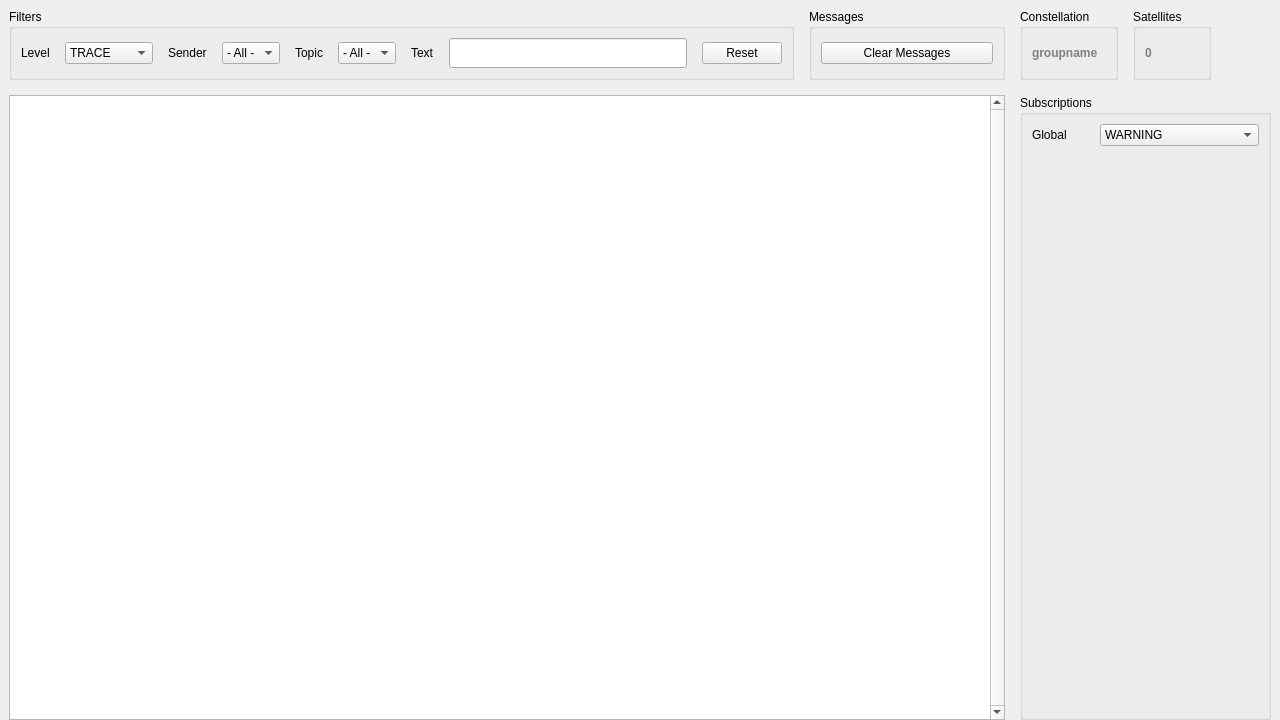
The window that cxx/listeners/Observatory/Observatory.ui (constellation-daq/Constellation) describes before a commit, drawn with Qt 5.
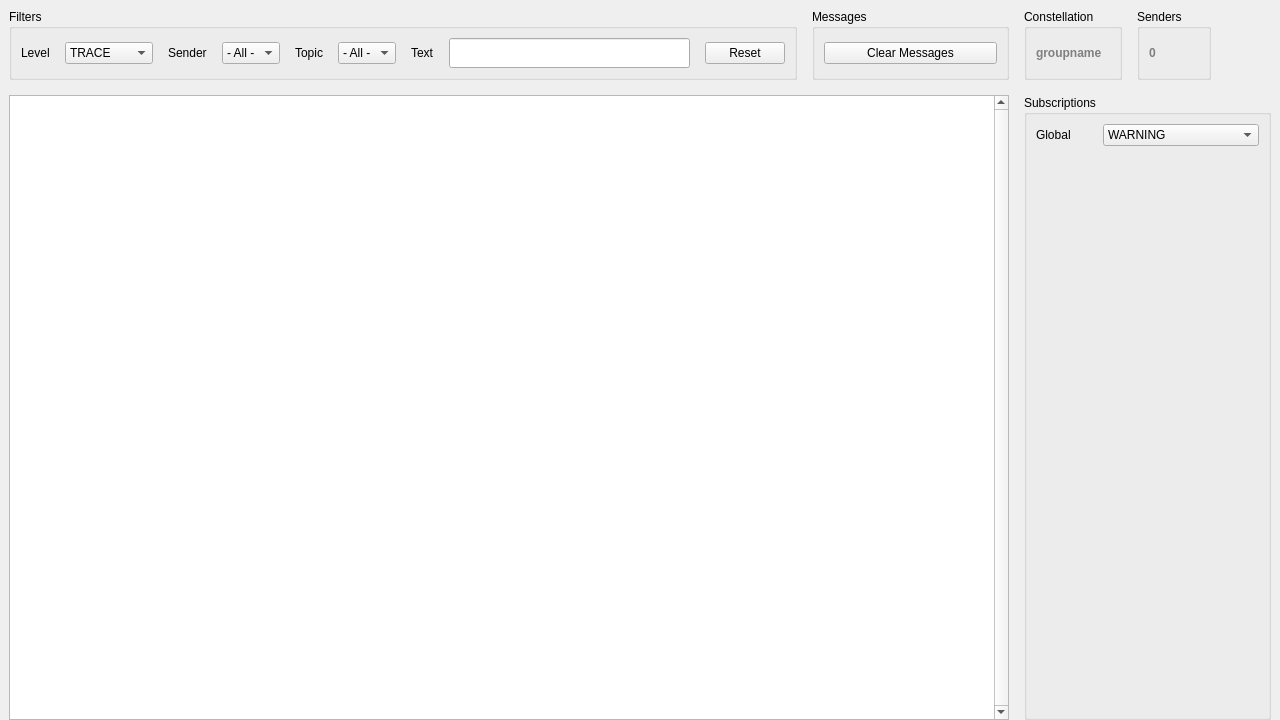
The same window after the commit. Icons and pictures are not drawn.

```diff
--- a/cxx/listeners/Observatory/Observatory.ui
+++ b/cxx/listeners/Observatory/Observatory.ui
@@ -130,7 +130,7 @@
         <item row="0" column="1">
          <widget class="QGroupBox" name="satelliteBox">
           <property name="title">
-           <string>Satellites</string>
+           <string>Senders</string>
           </property>
           <layout class="QHBoxLayout" name="horizontalLayout_3">
            <item>
```
